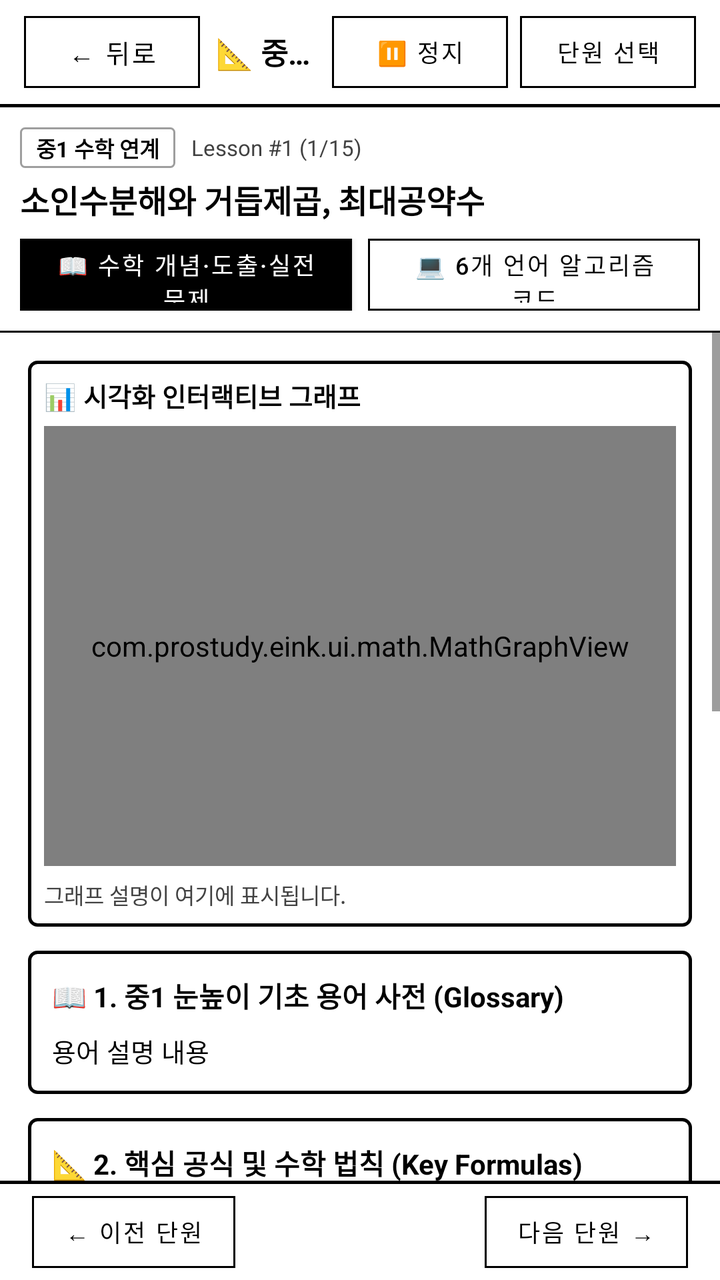
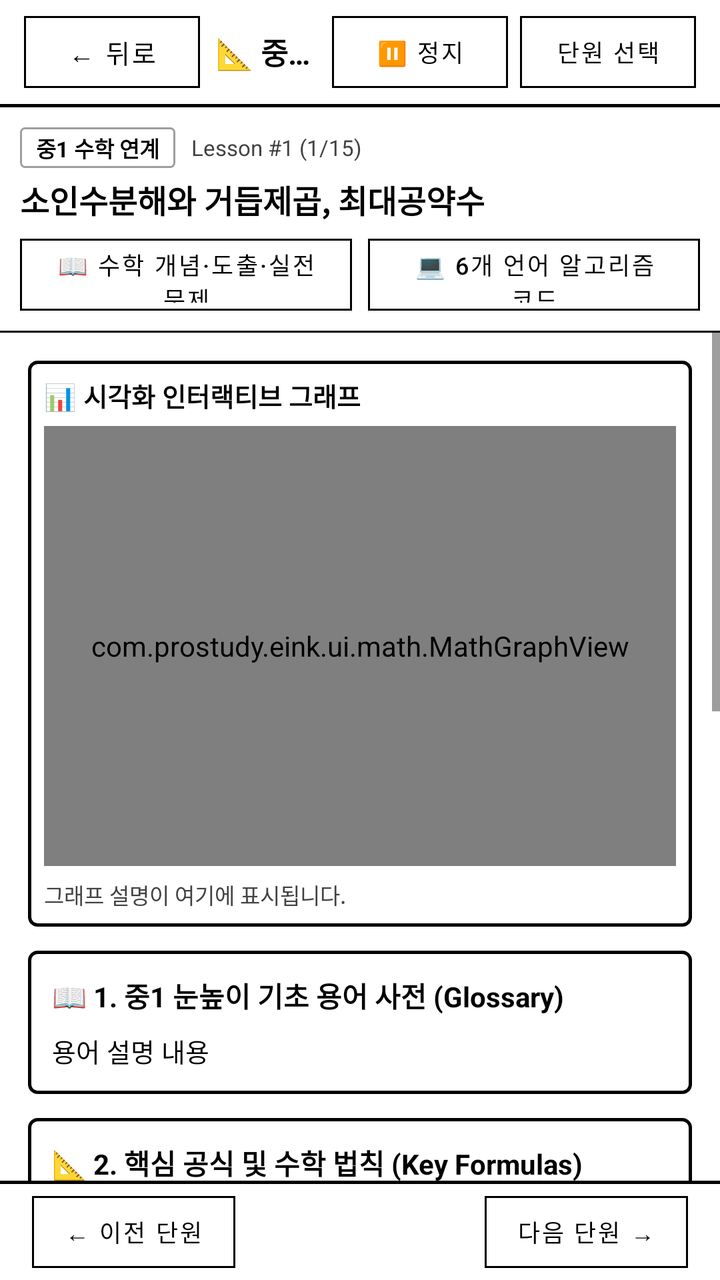

Before-and-after screenshots of an Android layout around one commit, followed by the original layout XML and the change that was made.
<!-- AndroidManifest.xml: application theme Theme.ProStudyEink -->
<!-- res/layout/activity_math_trace.xml -->
<?xml version="1.0" encoding="utf-8"?>
<LinearLayout xmlns:android="http://schemas.android.com/apk/res/android"
    android:layout_width="match_parent"
    android:layout_height="match_parent"
    android:background="@color/eink_bg"
    android:orientation="vertical">

    
    <LinearLayout
        android:layout_width="match_parent"
        android:layout_height="52dp"
        android:background="@color/eink_bg"
        android:gravity="center_vertical"
        android:orientation="horizontal"
        android:paddingHorizontal="12dp">

        <Button
            android:id="@+id/btn_math_back"
            style="@style/EinkButton"
            android:layout_width="wrap_content"
            android:layout_height="36dp"
            android:text="← 뒤로"
            android:textSize="13sp" />

        <TextView
            android:id="@+id/tv_math_header_title"
            android:layout_width="0dp"
            android:layout_height="wrap_content"
            android:layout_weight="1"
            android:ellipsize="end"
            android:maxLines="1"
            android:paddingHorizontal="8dp"
            android:text="📐 중1~대학 수학 교과 개념 &amp; 그래프"
            android:textColor="@color/eink_text_primary"
            android:textSize="15sp"
            android:textStyle="bold" />

        <Button
            android:id="@+id/btn_math_anim_toggle"
            style="@style/EinkButton"
            android:layout_width="wrap_content"
            android:layout_height="36dp"
            android:layout_marginEnd="6dp"
            android:text="⏸ 정지"
            android:textSize="12sp" />

        <Button
            android:id="@+id/btn_select_math_module"
            style="@style/EinkButton"
            android:layout_width="wrap_content"
            android:layout_height="36dp"
            android:text="단원 선택"
            android:textSize="12sp" />
    </LinearLayout>

    <View
        android:layout_width="match_parent"
        android:layout_height="1.5dp"
        android:background="@color/eink_border" />

    
    <LinearLayout
        android:layout_width="match_parent"
        android:layout_height="wrap_content"
        android:background="@color/eink_surface"
        android:orientation="vertical"
        android:padding="10dp">

        <LinearLayout
            android:layout_width="match_parent"
            android:layout_height="wrap_content"
            android:gravity="center_vertical"
            android:orientation="horizontal">

            <TextView
                android:id="@+id/tv_curriculum_badge"
                android:layout_width="wrap_content"
                android:layout_height="wrap_content"
                android:background="@drawable/bg_eink_badge"
                android:paddingHorizontal="8dp"
                android:paddingVertical="2dp"
                android:text="중1 수학 연계"
                android:textColor="@color/eink_text_primary"
                android:textSize="11sp"
                android:textStyle="bold" />

            <TextView
                android:id="@+id/tv_math_order"
                android:layout_width="wrap_content"
                android:layout_height="wrap_content"
                android:layout_marginStart="8dp"
                android:text="Lesson #1 (1/15)"
                android:textColor="@color/eink_text_secondary"
                android:textSize="11sp" />
        </LinearLayout>

        <TextView
            android:id="@+id/tv_math_title"
            android:layout_width="match_parent"
            android:layout_height="wrap_content"
            android:layout_marginTop="4dp"
            android:text="소인수분해와 거듭제곱, 최대공약수"
            android:textColor="@color/eink_text_primary"
            android:textSize="16sp"
            android:textStyle="bold" />

        
        <LinearLayout
            android:layout_width="match_parent"
            android:layout_height="36dp"
            android:layout_marginTop="8dp"
            android:orientation="horizontal">

            <Button
                android:id="@+id/btn_mode_math_formula"
                style="@style/EinkButton.Primary"
                android:layout_width="0dp"
                android:layout_height="match_parent"
                android:layout_weight="1"
                android:layout_marginEnd="4dp"
                android:text="📖 수학 개념·도출·실전 문제"
                android:textSize="12sp" />

            <Button
                android:id="@+id/btn_mode_math_code"
                style="@style/EinkButton"
                android:layout_width="0dp"
                android:layout_height="match_parent"
                android:layout_weight="1"
                android:layout_marginStart="4dp"
                android:text="💻 6개 언어 알고리즘 코드"
                android:textSize="12sp" />
        </LinearLayout>

        
        <HorizontalScrollView
            android:id="@+id/scroll_math_langs"
            android:layout_width="match_parent"
            android:layout_height="32dp"
            android:layout_marginTop="6dp"
            android:visibility="gone"
            android:scrollbars="none">

            <LinearLayout
                android:layout_width="wrap_content"
                android:layout_height="match_parent"
                android:orientation="horizontal">

                <Button android:id="@+id/btn_math_lang_c" style="@style/EinkButton.Primary" android:layout_width="wrap_content" android:layout_height="match_parent" android:layout_marginEnd="4dp" android:text="C23" android:textSize="11sp" />
                <Button android:id="@+id/btn_math_lang_go" style="@style/EinkButton" android:layout_width="wrap_content" android:layout_height="match_parent" android:layout_marginEnd="4dp" android:text="Go" android:textSize="11sp" />
                <Button android:id="@+id/btn_math_lang_rust" style="@style/EinkButton" android:layout_width="wrap_content" android:layout_height="match_parent" android:layout_marginEnd="4dp" android:text="Rust" android:textSize="11sp" />
                <Button android:id="@+id/btn_math_lang_python" style="@style/EinkButton" android:layout_width="wrap_content" android:layout_height="match_parent" android:layout_marginEnd="4dp" android:text="Python" android:textSize="11sp" />
                <Button android:id="@+id/btn_math_lang_ts" style="@style/EinkButton" android:layout_width="wrap_content" android:layout_height="match_parent" android:layout_marginEnd="4dp" android:text="TypeScript" android:textSize="11sp" />
                <Button android:id="@+id/btn_math_lang_js" style="@style/EinkButton" android:layout_width="wrap_content" android:layout_height="match_parent" android:text="JavaScript" android:textSize="11sp" />
            </LinearLayout>
        </HorizontalScrollView>
    </LinearLayout>

    <View
        android:layout_width="match_parent"
        android:layout_height="1dp"
        android:background="@color/eink_border" />

    
    <ScrollView
        android:id="@+id/scroll_main_math"
        android:layout_width="match_parent"
        android:layout_height="0dp"
        android:layout_weight="1"
        android:fillViewport="true">

        <LinearLayout
            android:layout_width="match_parent"
            android:layout_height="wrap_content"
            android:orientation="vertical"
            android:padding="14dp">

            
            <LinearLayout
                android:id="@+id/layout_math_concept_container"
                android:layout_width="match_parent"
                android:layout_height="wrap_content"
                android:orientation="vertical"
                android:visibility="visible">

                
                <LinearLayout
                    android:id="@+id/layout_graph_box"
                    android:layout_width="match_parent"
                    android:layout_height="wrap_content"
                    android:background="@drawable/bg_eink_card"
                    android:orientation="vertical"
                    android:padding="8dp"
                    android:layout_marginBottom="12dp">

                    <TextView
                        android:layout_width="match_parent"
                        android:layout_height="wrap_content"
                        android:text="📊 시각화 인터랙티브 그래프"
                        android:textColor="@color/eink_text_primary"
                        android:textSize="13sp"
                        android:textStyle="bold" />

                    <com.prostudy.eink.ui.math.MathGraphView
                        android:id="@+id/math_graph_view"
                        android:layout_width="match_parent"
                        android:layout_height="220dp"
                        android:layout_marginTop="6dp"
                        android:background="#FFFFFF" />

                    <TextView
                        android:id="@+id/tv_graph_caption"
                        android:layout_width="match_parent"
                        android:layout_height="wrap_content"
                        android:layout_marginTop="6dp"
                        android:text="그래프 설명이 여기에 표시됩니다."
                        android:textColor="@color/eink_text_secondary"
                        android:textSize="11sp" />
                </LinearLayout>

                
                <LinearLayout
                    android:id="@+id/card_math_terms"
                    android:layout_width="match_parent"
                    android:layout_height="wrap_content"
                    android:background="@drawable/bg_eink_card"
                    android:orientation="vertical"
                    android:padding="12dp"
                    android:layout_marginBottom="12dp">

                    <TextView
                        android:layout_width="match_parent"
                        android:layout_height="wrap_content"
                        android:text="📖 1. 중1 눈높이 기초 용어 사전 (Glossary)"
                        android:textColor="@color/eink_text_primary"
                        android:textSize="14sp"
                        android:textStyle="bold" />

                    <TextView
                        android:id="@+id/tv_math_terms_content"
                        android:layout_width="match_parent"
                        android:layout_height="wrap_content"
                        android:layout_marginTop="8dp"
                        android:lineSpacingExtra="5dp"
                        android:text="용어 설명 내용"
                        android:textColor="@color/eink_text_primary"
                        android:textSize="13sp" />
                </LinearLayout>

                
                <LinearLayout
                    android:id="@+id/card_math_formulas"
                    android:layout_width="match_parent"
                    android:layout_height="wrap_content"
                    android:background="@drawable/bg_eink_card"
                    android:orientation="vertical"
                    android:padding="12dp"
                    android:layout_marginBottom="12dp">

                    <TextView
                        android:layout_width="match_parent"
                        android:layout_height="wrap_content"
                        android:text="📐 2. 핵심 공식 및 수학 법칙 (Key Formulas)"
                        android:textColor="@color/eink_text_primary"
                        android:textSize="14sp"
                        android:textStyle="bold" />

                    <TextView
                        android:id="@+id/tv_math_formulas_content"
                        android:layout_width="match_parent"
                        android:layout_height="wrap_content"
                        android:layout_marginTop="8dp"
                        android:lineSpacingExtra="5dp"
                        android:text="핵심 공식 내용"
                        android:textColor="@color/eink_text_primary"
                        android:textSize="13sp" />
                </LinearLayout>

                
                <LinearLayout
                    android:id="@+id/card_symbol_guide"
                    android:layout_width="match_parent"
                    android:layout_height="wrap_content"
                    android:background="@drawable/bg_eink_card"
                    android:orientation="vertical"
                    android:padding="12dp"
                    android:layout_marginBottom="12dp">

                    <TextView
                        android:layout_width="match_parent"
                        android:layout_height="wrap_content"
                        android:text="🔤 2.1 수식 기호 &amp; 문자 뜻풀이 (Symbol Guide)"
                        android:textColor="@color/eink_text_primary"
                        android:textSize="14sp"
                        android:textStyle="bold" />

                    <TextView
                        android:id="@+id/tv_symbol_guide_content"
                        android:layout_width="match_parent"
                        android:layout_height="wrap_content"
                        android:layout_marginTop="8dp"
                        android:lineSpacingExtra="5dp"
                        android:text="수식 기호 설명 내용"
                        android:textColor="@color/eink_text_primary"
                        android:textSize="13sp" />
                </LinearLayout>

                
                <LinearLayout
                    android:id="@+id/card_math_derivation"
                    android:layout_width="match_parent"
                    android:layout_height="wrap_content"
                    android:background="@drawable/bg_eink_card"
                    android:orientation="vertical"
                    android:padding="12dp"
                    android:layout_marginBottom="12dp">

                    <TextView
                        android:id="@+id/tv_derivation_header"
                        android:layout_width="match_parent"
                        android:layout_height="wrap_content"
                        android:text="🔍 3. 수식 도출 원리와 과정 (Formula Derivation)"
                        android:textColor="@color/eink_text_primary"
                        android:textSize="14sp"
                        android:textStyle="bold" />

                    <TextView
                        android:id="@+id/tv_derivation_story"
                        android:layout_width="match_parent"
                        android:layout_height="wrap_content"
                        android:layout_marginTop="8dp"
                        android:background="#F7F7F7"
                        android:padding="8dp"
                        android:lineSpacingExtra="4dp"
                        android:text="도출 배경 이야기"
                        android:textColor="@color/eink_text_primary"
                        android:textSize="13sp" />

                    <TextView
                        android:id="@+id/tv_derivation_steps_content"
                        android:layout_width="match_parent"
                        android:layout_height="wrap_content"
                        android:layout_marginTop="8dp"
                        android:lineSpacingExtra="6dp"
                        android:text="단계별 수식 전개 과정"
                        android:textColor="@color/eink_text_primary"
                        android:textSize="13sp" />

                    <TextView
                        android:id="@+id/tv_derivation_conclusion"
                        android:layout_width="match_parent"
                        android:layout_height="wrap_content"
                        android:layout_marginTop="8dp"
                        android:background="#EEEEEE"
                        android:padding="8dp"
                        android:text="도출 결론"
                        android:textColor="@color/eink_text_primary"
                        android:textSize="12sp"
                        android:textStyle="bold" />
                </LinearLayout>

                
                <LinearLayout
                    android:id="@+id/card_math_intuition"
                    android:layout_width="match_parent"
                    android:layout_height="wrap_content"
                    android:background="@drawable/bg_eink_card"
                    android:orientation="vertical"
                    android:padding="12dp"
                    android:layout_marginBottom="12dp">

                    <TextView
                        android:layout_width="match_parent"
                        android:layout_height="wrap_content"
                        android:text="💡 4. 개념 원리 &amp; 프로그래밍 연결 (Intuition)"
                        android:textColor="@color/eink_text_primary"
                        android:textSize="14sp"
                        android:textStyle="bold" />

                    <TextView
                        android:id="@+id/tv_math_explanation_content"
                        android:layout_width="match_parent"
                        android:layout_height="wrap_content"
                        android:layout_marginTop="8dp"
                        android:lineSpacingExtra="5dp"
                        android:text="개념 원리 상세 설명"
                        android:textColor="@color/eink_text_primary"
                        android:textSize="13sp" />

                    <TextView
                        android:id="@+id/tv_math_cs_content"
                        android:layout_width="match_parent"
                        android:layout_height="wrap_content"
                        android:layout_marginTop="8dp"
                        android:background="#F0F0F0"
                        android:padding="8dp"
                        android:lineSpacingExtra="4dp"
                        android:text="CS/프로그래밍 응용"
                        android:textColor="@color/eink_text_primary"
                        android:textSize="12sp" />
                </LinearLayout>

                
                <LinearLayout
                    android:id="@+id/card_math_example"
                    android:layout_width="match_parent"
                    android:layout_height="wrap_content"
                    android:background="@drawable/bg_eink_card"
                    android:orientation="vertical"
                    android:padding="12dp"
                    android:layout_marginBottom="12dp">

                    <TextView
                        android:layout_width="match_parent"
                        android:layout_height="wrap_content"
                        android:text="✏️ 5. 단계별 예제 및 실전 연습 문제 (Worked Problems)"
                        android:textColor="@color/eink_text_primary"
                        android:textSize="14sp"
                        android:textStyle="bold" />

                    
                    <LinearLayout
                        android:id="@+id/layout_problems_container"
                        android:layout_width="match_parent"
                        android:layout_height="wrap_content"
                        android:orientation="vertical"
                        android:layout_marginTop="8dp" />
                </LinearLayout>
            </LinearLayout>

            
            <LinearLayout
                android:id="@+id/layout_math_code_container"
                android:layout_width="match_parent"
                android:layout_height="wrap_content"
                android:orientation="vertical"
                android:visibility="gone">

                <TextView
                    android:id="@+id/tv_code_header"
                    android:layout_width="match_parent"
                    android:layout_height="wrap_content"
                    android:text="// C23 Implementation"
                    android:textColor="@color/eink_text_secondary"
                    android:textSize="12sp"
                    android:layout_marginBottom="6dp" />

                <HorizontalScrollView
                    android:layout_width="match_parent"
                    android:layout_height="wrap_content"
                    android:fillViewport="true">

                    <TextView
                        android:id="@+id/tv_code_content"
                        android:layout_width="wrap_content"
                        android:layout_height="wrap_content"
                        android:background="#FFFFFF"
                        android:fontFamily="monospace"
                        android:lineSpacingExtra="4dp"
                        android:padding="12dp"
                        android:textColor="#000000"
                        android:textSize="12sp" />
                </HorizontalScrollView>
            </LinearLayout>
        </LinearLayout>
    </ScrollView>

    <View
        android:layout_width="match_parent"
        android:layout_height="1.5dp"
        android:background="@color/eink_border" />

    
    <LinearLayout
        android:layout_width="match_parent"
        android:layout_height="48dp"
        android:background="@color/eink_bg"
        android:gravity="center_vertical"
        android:orientation="horizontal"
        android:paddingHorizontal="16dp">

        <Button
            android:id="@+id/btn_prev_math"
            style="@style/EinkButton"
            android:layout_width="wrap_content"
            android:layout_height="36dp"
            android:text="← 이전 단원"
            android:textSize="12sp" />

        <View
            android:layout_width="0dp"
            android:layout_height="1dp"
            android:layout_weight="1" />

        <Button
            android:id="@+id/btn_next_math"
            style="@style/EinkButton"
            android:layout_width="wrap_content"
            android:layout_height="36dp"
            android:text="다음 단원 →"
            android:textSize="12sp" />
    </LinearLayout>

</LinearLayout>
<!-- resources referenced by this layout -->
<resources>
  <color name="eink_bg">#FFFFFF</color>
  <color name="eink_border">#000000</color>
  <color name="eink_surface">#FFFFFF</color>
  <color name="eink_text_primary">#000000</color>
  <color name="eink_text_secondary">#424242</color>
  <!-- drawable bg_eink_badge (drawable) -->
  <?xml version="1.0" encoding="utf-8"?>
  <shape xmlns:android="http://schemas.android.com/apk/res/android"
      android:shape="rectangle">
      <solid android:color="@color/eink_bg" />
      <stroke
          android:width="1dp"
          android:color="@color/eink_border_light" />
      <corners android:radius="2dp" />
      <padding
          android:left="6dp"
          android:top="2dp"
          android:right="6dp"
          android:bottom="2dp" />
  </shape>
  <!-- drawable bg_eink_card (drawable) -->
  <?xml version="1.0" encoding="utf-8"?>
  <shape xmlns:android="http://schemas.android.com/apk/res/android"
      android:shape="rectangle">
      <solid android:color="@color/eink_bg" />
      <stroke
          android:width="1.5dp"
          android:color="@color/eink_border" />
      <corners android:radius="4dp" />
  </shape>
  <style name="EinkButton" parent="Widget.MaterialComponents.Button.OutlinedButton">
          <item name="android:textColor">@color/eink_text_primary</item>
          <item name="strokeColor">@color/eink_border</item>
          <item name="strokeWidth">1dp</item>
          <item name="cornerRadius">0dp</item>
          <item name="android:insetTop">0dp</item>
          <item name="android:insetBottom">0dp</item>
      </style>
  <style name="EinkButton.Primary" parent="Widget.MaterialComponents.Button">
          <item name="android:backgroundTint">@color/eink_text_primary</item>
          <item name="android:textColor">@color/eink_bg</item>
          <item name="cornerRadius">0dp</item>
          <item name="android:insetTop">0dp</item>
          <item name="android:insetBottom">0dp</item>
      </style>
  <style name="Theme.ProStudyEink" parent="Theme.MaterialComponents.Light.NoActionBar">
          <item name="android:windowBackground">@color/eink_bg</item>
          <item name="android:colorBackground">@color/eink_bg</item>
          <item name="colorSurface">@color/eink_surface</item>
          <item name="colorPrimary">@color/eink_text_primary</item>
          <item name="colorOnPrimary">@color/eink_bg</item>
          <item name="colorSecondary">@color/eink_text_secondary</item>
          <item name="android:textColorPrimary">@color/eink_text_primary</item>
          <item name="android:textColorSecondary">@color/eink_text_secondary</item>
          <item name="android:windowDisablePreview">true</item>
          <item name="android:windowAnimationStyle">@null</item>
      </style>
  <color name="eink_border_light">#9E9E9E</color>
</resources>

<!-- the commit's change to res/layout/activity_math_trace.xml (unified diff, before → after) -->
@@ -113,7 +113,7 @@
 
             <Button
                 android:id="@+id/btn_mode_math_formula"
-                style="@style/EinkButton.Primary"
+                style="@style/EinkButton"
                 android:layout_width="0dp"
                 android:layout_height="match_parent"
                 android:layout_weight="1"
@@ -146,7 +146,7 @@
                 android:layout_height="match_parent"
                 android:orientation="horizontal">
 
-                <Button android:id="@+id/btn_math_lang_c" style="@style/EinkButton.Primary" android:layout_width="wrap_content" android:layout_height="match_parent" android:layout_marginEnd="4dp" android:text="C23" android:textSize="11sp" />
+                <Button android:id="@+id/btn_math_lang_c" style="@style/EinkButton" android:layout_width="wrap_content" android:layout_height="match_parent" android:layout_marginEnd="4dp" android:text="C23" android:textSize="11sp" />
                 <Button android:id="@+id/btn_math_lang_go" style="@style/EinkButton" android:layout_width="wrap_content" android:layout_height="match_parent" android:layout_marginEnd="4dp" android:text="Go" android:textSize="11sp" />
                 <Button android:id="@+id/btn_math_lang_rust" style="@style/EinkButton" android:layout_width="wrap_content" android:layout_height="match_parent" android:layout_marginEnd="4dp" android:text="Rust" android:textSize="11sp" />
                 <Button android:id="@+id/btn_math_lang_python" style="@style/EinkButton" android:layout_width="wrap_content" android:layout_height="match_parent" android:layout_marginEnd="4dp" android:text="Python" android:textSize="11sp" />
<!-- resource entries referenced after the edit -->
@@ -38,13 +38,6 @@
           <item name="android:insetTop">0dp</item>
           <item name="android:insetBottom">0dp</item>
       </style>
-  <style name="EinkButton.Primary" parent="Widget.MaterialComponents.Button">
-          <item name="android:backgroundTint">@color/eink_text_primary</item>
-          <item name="android:textColor">@color/eink_bg</item>
-          <item name="cornerRadius">0dp</item>
-          <item name="android:insetTop">0dp</item>
-          <item name="android:insetBottom">0dp</item>
-      </style>
   <style name="Theme.ProStudyEink" parent="Theme.MaterialComponents.Light.NoActionBar">
           <item name="android:windowBackground">@color/eink_bg</item>
           <item name="android:colorBackground">@color/eink_bg</item>
